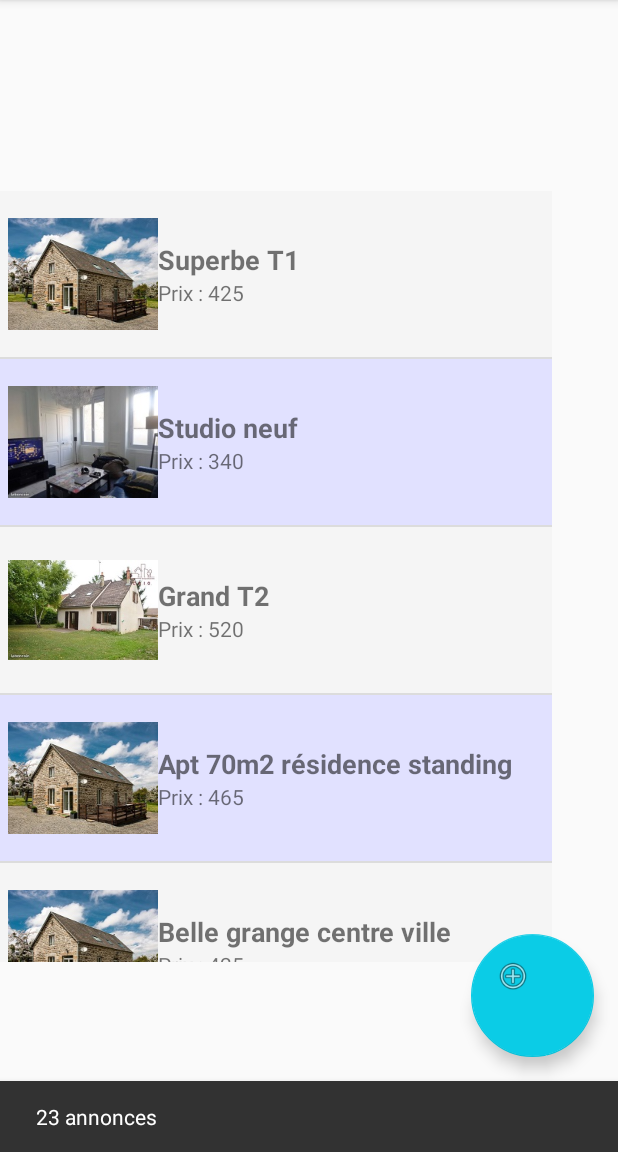
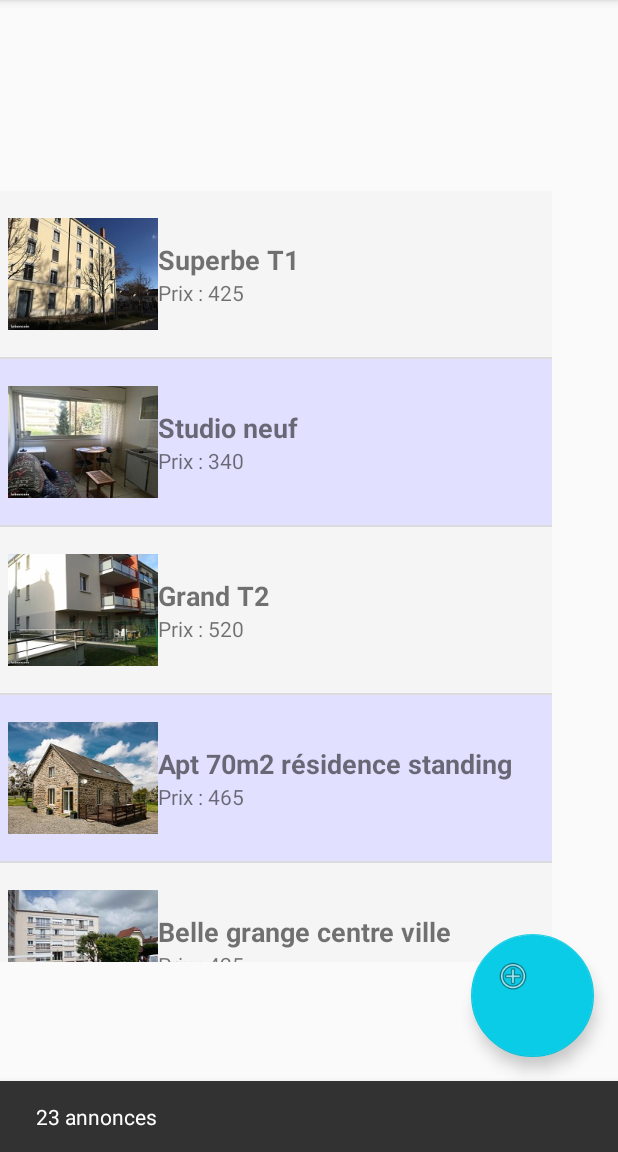
Before and after one commit to BonnefoyC/Projet_if26_android, an Android app: the screen it shows after launch (MainActivity), after a tap on "VALIDER", on a phone screen of 412 x 824 dp, the part 84-1236 px from its top. Run offline under Robolectric (Android 15) with nearby library versions, the phone set to English and light mode, and no system bars.

Commit message:
UPDATE : Affichage des images.

```diff
--- a/app/src/main/java/fr/clbonnefoy1/projet_if26_android/Details.java
+++ b/app/src/main/java/fr/clbonnefoy1/projet_if26_android/Details.java
@@ -70,8 +70,10 @@ public class Details extends AppCompatActivity {
 
         im_logement = (ImageView)findViewById(R.id.im_logement);
 
+        //im_logement.setImageBitmap(BitmapFactory.decodeResource(mContext.getResources(),Logement.getRessourceImageId()));
+
         im_logement.setImageBitmap(BitmapFactory.decodeResource(mContext.getResources(),
-                Logement.getRessourceImageId()));
+                logement_courant.getImage_uri()));
 
         bt_contact = (Button)findViewById(R.id.bt_contact);
         bt_contact.setOnClickListener(new View.OnClickListener() {
--- a/app/src/main/java/fr/clbonnefoy1/projet_if26_android/Logement.java
+++ b/app/src/main/java/fr/clbonnefoy1/projet_if26_android/Logement.java
@@ -141,84 +141,29 @@ public class Logement {
         ArrayList<Logement> liste = new ArrayList<>();
         liste.add(new Logement("Superbe T1", "Beau T1 dans résidence sécurisée.", 425, 1, "Troyes", "26 rue de la fédération", 48.302470, 4.054154, R.drawable.logement1, "1"));
         liste.add(new Logement("Studio neuf", "Studio rénové dans résidence récente avce garage.\nPossibilité de brancher une machine à laver.", 340, 1, "Troyes", "32 avenue de la république", 48.297058, 4.080536, R.drawable.logement2, "2"));
-        liste.add(new Logement("Grand T2", "Particulier loue grand T2 dans résidence sécurisée avec vue sur le quai.\nPlein centre de Troyes et proche de toutes commoditées.", 520, 2, "Troyes", "Quai de Dampierre", 48.300852, 4.074747, R.drawable.logement2, "3"));
-        liste.add(new Logement("Apt 70m2 résidence standing", "A louer appartement T3 rénové, en rez de chaussée surélevé de 70m2, très lumineux, sans vis-à-vis, dans une résidence standing avec gardien.", 465, 2, "Troyes", "26 rue du général leclerc", 48.299146, 4.077627, R.drawable.logement2, "4"));
-        liste.add(new Logement("Belle grange centre ville", "Belle grange d'une surface de 175 m² proche centre ville des Noes près Troyes située rue Alexandre Lecorché.", 425, 1, "Troyes", "rue Alexandre Lecorché", 48.298682, 4.065992, R.drawable.logement2, "5"));
-        liste.add(new Logement("Beau T1 + garage", "Loue appartement T1\nDans résidence de standing\nAvec parking privatif, portail, digicode, et ascenseur.", 425, 1, "Troyes", "42 rue de la cité", 48.299146, 4.077627, R.drawable.logement2, "6"));
-        liste.add(new Logement("Spacieux Studio + garage", "Loue studio spacieux et lumineux à deux pas du centre ville.\nDeux grandes placards.\nCuisine équipée, salle de bain avec sèche serviette, digicode, et WC séparé.", 400, 1, "Troyes", "4 Rue Brunneval", 48.280408, 4.080018, R.drawable.logement2, "7"));
-        liste.add(new Logement("Beau studio", "Studio meublé de 28 m² dans construction neuve, proche centre-ville, proche arrêt de bus.\nCuisine équipée (four, plaque de cuisson, table, chaises, placard penderie\nDisponible toute de suite.", 460, 1, "Troyes", "12 Rue Godard Pillaveine ", 48.278347, 4.078822, R.drawable.logement2, "8"));
-        liste.add(new Logement("Superbe F2 ", "Belle pièce à vivre avec 2 doubles fenêtres, Cuisine ouverte aménagée avec plaques électriques, proche arrêt de bus.\nréfrigérateur, lave-vaisselle, éléments de rangements.\nLibre au 31/01/2018.", 450, 2, "Troyes", "22 rue Georges Clemenceau ", 48.2777806, 4.081190, R.drawable.logement2, "9"));
-        liste.add(new Logement("Parking à louer ", "A louer, place de parking.\nLibre 1er janvier.", 110, 1, "Troyes", "9 Rue des Murots ", 48.278692, 4.082840, R.drawable.logement2, "10"));
-        liste.add(new Logement("Grand Studio ", "Dans un petit immeuble ancien, au premier étage sans ascenseur, grand studio refait à neuf.\n.", 700, 1, "Troyes", "9 Rue Jean Neveu ", 48.280958, 4.077142, R.drawable.logement2, "11"));
-        liste.add(new Logement("Joli et lumineux appartement ", "Ce studio est très lumineux , Cuisine ouverte aménagée avec plaques électriques\nIl se trouve au 7ème étage avec ascenseur dans une résidence sécurisée \nLibre au 31/02/2018.", 750, 2, "Troyes", "4 Rue Sancey ", 48.276937, 4.077549, R.drawable.logement2, "12"));
-        liste.add(new Logement("F1 rénové", "Ce studio est très lumineux , Une chambre, pièce de vie avec grand espace cuisine tout équipé, verrière.\nDeuxième étage. Cave. Libre toute de suite.", 500, 1, "Troyes", "8 Avenue Général de Gaulle ", 48.276741, 4.081819, R.drawable.logement2, "13"));
-        liste.add(new Logement("Studio rénové pour 2 personnes", "Cet appartement est situé au 2ème étage sans ascenseur d’un immeuble du quartier de la Bastille.\nCet appartement de style contemporain a été récemment entièrement rénové\nL’entrée s’ouvre sur un couloir menant à la pièce à vivre\nDisponible toute de suite.", 630, 3, "Troyes", "9 Rue Michel Ange", 48.277304, 4.077106, R.drawable.logement2, "14"));
-        liste.add(new Logement("Beau F4", "Appartement lumineux proche centre-ville, commerces, écoles, troisième étage sans ascenseur.\nEntrée, cuisine indépendante, aménagée et équipée (hotte, four plaque vitro), 2 chambres séparées par salle de bain (baignoire) et WC, séjour, salon. Sol carrelé, volets roulants et fenêtres double vitrage, placards.\nInterphone, cave, local vélos. Libre au 31.12.2017.", 620, 3, "Troyes", "7 Rue Preize ", 48.274764, 4.079449, R.drawable.logement2, "15"));
-        liste.add(new Logement("Joli F2", "Appartement T2 60 m2 lumineux avec cave dans petite copropriété au 1er étage dans quartier calme et agréable.\nEntrée avec placard, cuisine aménagée et équipée (four, plaque cuisson, hotte, frigo, lave-linge).\nParking privatif et ascenseur.", 510, 3, "Saint André", "9 Rue Agenor Cortier", 48.272066, 4.079207, R.drawable.logement2, "24"));
-        liste.add(new Logement("Location garage", "A louer Garage Box de stockage d’environ 14m2.\nIls disposent d'une porte métallique très solide (serrure neuve).\nGarage Bétonné au sol ce qui peut permettre de stocker des meubles ou des affaires.", 200, 1, "Troyes", "5 Rue Edouard Herriot", 48.274415, 4.076462, R.drawable.logement2, "16"));
-        liste.add(new Logement("Maisonnette avec terrace", "Une maisonnette indépendante F1 de 35 m2.\nMeublé ou non à votre choix tout confort.\nRéfrigérateur, lave-vaisselle, éléments de rangements\nUne terrasse privée et place de parking dans cour ferméeLibre au 30/02/2018.", 600, 3, "Troyes", "10 Rue Rocade ", 48.273881, 4.078674, R.drawable.logement2, "13"));
-        liste.add(new Logement("Neuf appartement ", "Belle pièce à vivre avec 2 doubles fenêtres, A LOUER T1 de 25 m2 à Troyes à proximité de L'ESC, de l'école d'infirmiers et des IUT et UTT\nréfrigérateur, lave-vaisselle, éléments de rangements.\nL'IMMEUBLE est sécurisé, propre et calme.", 450, 2, "Troyes", "2 Rue Edouard Herriot ", 48.272665, 4.077363, R.drawable.logement2, "14"));
-        liste.add(new Logement("Beau T2 centre-ville ", "Beau T2 dans copropriété close au 2ème étage avec ascenseur comprenant une superficie de 36 m2.\nChauffage électrique individuel et eau chaude par cumulus.\nLibre le premier février 2018.", 410, 2, "Troyes", "26 Rue de la fédération", 48.273659, 4.076474, R.drawable.logement2, "20"));
-        liste.add(new Logement("Pavillon 4 pièces", "Proche de tous commerces, dans un environnement calme, maison de 74 m² sur sous-sol complet, composé d'une entrée, séjour double, cuisine, 2 chambres, salle de bains, WC, rangements\nCuisine équipée (four, plaque de cuisson, table, chaises.\nDisponible toute de suite.", 800, 4, "Troyes", "13 Rue Baltet ", 48.273333, 4.073667, R.drawable.logement2, "15"));
+        liste.add(new Logement("Grand T2", "Particulier loue grand T2 dans résidence sécurisée avec vue sur le quai.\nPlein centre de Troyes et proche de toutes commoditées.", 520, 2, "Troyes", "Quai de Dampierre", 48.300852, 4.074747, R.drawable.logement3, "3"));
+        liste.add(new Logement("Apt 70m2 résidence standing", "A louer appartement T3 rénové, en rez de chaussée surélevé de 70m2, très lumineux, sans vis-à-vis, dans une résidence standing avec gardien.", 465, 2, "Troyes", "26 rue du général leclerc", 48.299146, 4.077627, R.drawable.logement4, "4"));
+        liste.add(new Logement("Belle grange centre ville", "Belle grange d'une surface de 175 m² proche centre ville des Noes près Troyes située rue Alexandre Lecorché.", 425, 1, "Troyes", "rue Alexandre Lecorché", 48.298682, 4.065992, R.drawable.logement5, "5"));
+        liste.add(new Logement("Beau T1 + garage", "Loue appartement T1\nDans résidence de standing\nAvec parking privatif, portail, digicode, et ascenseur.", 425, 1, "Troyes", "42 rue de la cité", 48.299146, 4.077627, R.drawable.logement6, "6"));
+        liste.add(new Logement("Spacieux Studio + garage", "Loue studio spacieux et lumineux à deux pas du centre ville.\nDeux grandes placards.\nCuisine équipée, salle de bain avec sèche serviette, digicode, et WC séparé.", 400, 1, "Troyes", "4 Rue Brunneval", 48.280408, 4.080018, R.drawable.logement7, "7"));
+        liste.add(new Logement("Beau studio", "Studio meublé de 28 m² dans construction neuve, proche centre-ville, proche arrêt de bus.\nCuisine équipée (four, plaque de cuisson, table, chaises, placard penderie\nDisponible toute de suite.", 460, 1, "Troyes", "12 Rue Godard Pillaveine ", 48.278347, 4.078822, R.drawable.logement8, "8"));
+        liste.add(new Logement("Superbe F2 ", "Belle pièce à vivre avec 2 doubles fenêtres, Cuisine ouverte aménagée avec plaques électriques, proche arrêt de bus.\nréfrigérateur, lave-vaisselle, éléments de rangements.\nLibre au 31/01/2018.", 450, 2, "Troyes", "22 rue Georges Clemenceau ", 48.2777806, 4.081190, R.drawable.logement9, "9"));
+        liste.add(new Logement("Parking à louer ", "A louer, place de parking.\nLibre 1er janvier.", 110, 1, "Troyes", "9 Rue des Murots ", 48.278692, 4.082840, R.drawable.logement10, "10"));
+        liste.add(new Logement("Grand Studio ", "Dans un petit immeuble ancien, au premier étage sans ascenseur, grand studio refait à neuf.\n.", 700, 1, "Troyes", "9 Rue Jean Neveu ", 48.280958, 4.077142, R.drawable.logement11, "11"));
+        liste.add(new Logement("Joli et lumineux appartement ", "Ce studio est très lumineux , Cuisine ouverte aménagée avec plaques électriques\nIl se trouve au 7ème étage avec ascenseur dans une résidence sécurisée \nLibre au 31/02/2018.", 750, 2, "Troyes", "4 Rue Sancey ", 48.276937, 4.077549, R.drawable.logement12, "12"));
+        liste.add(new Logement("F1 rénové", "Ce studio est très lumineux , Une chambre, pièce de vie avec grand espace cuisine tout équipé, verrière.\nDeuxième étage. Cave. Libre toute de suite.", 500, 1, "Troyes", "8 Avenue Général de Gaulle ", 48.276741, 4.081819, R.drawable.logement13, "13"));
+        liste.add(new Logement("Studio rénové pour 2 personnes", "Cet appartement est situé au 2ème étage sans ascenseur d’un immeuble du quartier de la Bastille.\nCet appartement de style contemporain a été récemment entièrement rénové\nL’entrée s’ouvre sur un couloir menant à la pièce à vivre\nDisponible toute de suite.", 630, 3, "Troyes", "9 Rue Michel Ange", 48.277304, 4.077106, R.drawable.logement14, "14"));
+        liste.add(new Logement("Beau F4", "Appartement lumineux proche centre-ville, commerces, écoles, troisième étage sans ascenseur.\nEntrée, cuisine indépendante, aménagée et équipée (hotte, four plaque vitro), 2 chambres séparées par salle de bain (baignoire) et WC, séjour, salon. Sol carrelé, volets roulants et fenêtres double vitrage, placards.\nInterphone, cave, local vélos. Libre au 31.12.2017.", 620, 3, "Troyes", "7 Rue Preize ", 48.274764, 4.079449, R.drawable.logement15, "15"));
+        liste.add(new Logement("Joli F2", "Appartement T2 60 m2 lumineux avec cave dans petite copropriété au 1er étage dans quartier calme et agréable.\nEntrée avec placard, cuisine aménagée et équipée (four, plaque cuisson, hotte, frigo, lave-linge).\nParking privatif et ascenseur.", 510, 3, "Saint André", "9 Rue Agenor Cortier", 48.272066, 4.079207, R.drawable.logement16, "24"));
+        liste.add(new Logement("Location garage", "A louer Garage Box de stockage d’environ 14m2.\nIls disposent d'une porte métallique très solide (serrure neuve).\nGarage Bétonné au sol ce qui peut permettre de stocker des meubles ou des affaires.", 200, 1, "Troyes", "5 Rue Edouard Herriot", 48.274415, 4.076462, R.drawable.logement17, "16"));
+        liste.add(new Logement("Maisonnette avec terrace", "Une maisonnette indépendante F1 de 35 m2.\nMeublé ou non à votre choix tout confort.\nRéfrigérateur, lave-vaisselle, éléments de rangements\nUne terrasse privée et place de parking dans cour ferméeLibre au 30/02/2018.", 600, 3, "Troyes", "10 Rue Rocade ", 48.273881, 4.078674, R.drawable.logement18, "13"));
+        liste.add(new Logement("Neuf appartement ", "Belle pièce à vivre avec 2 doubles fenêtres, A LOUER T1 de 25 m2 à Troyes à proximité de L'ESC, de l'école d'infirmiers et des IUT et UTT\nréfrigérateur, lave-vaisselle, éléments de rangements.\nL'IMMEUBLE est sécurisé, propre et calme.", 450, 2, "Troyes", "2 Rue Edouard Herriot ", 48.272665, 4.077363, R.drawable.logement19, "14"));
+        liste.add(new Logement("Beau T2 centre-ville ", "Beau T2 dans copropriété close au 2ème étage avec ascenseur comprenant une superficie de 36 m2.\nChauffage électrique individuel et eau chaude par cumulus.\nLibre le premier février 2018.", 410, 2, "Troyes", "26 Rue de la fédération", 48.273659, 4.076474, R.drawable.logement20, "20"));
+        liste.add(new Logement("Pavillon 4 pièces", "Proche de tous commerces, dans un environnement calme, maison de 74 m² sur sous-sol complet, composé d'une entrée, séjour double, cuisine, 2 chambres, salle de bains, WC, rangements\nCuisine équipée (four, plaque de cuisson, table, chaises.\nDisponible toute de suite.", 800, 4, "Troyes", "13 Rue Baltet ", 48.273333, 4.073667, R.drawable.logement21, "15"));
         liste.add(new Logement("Appartement T2", "Appartement refais à neuf\n" + "Cuisine équipée.\n, proche centre-ville, proche arrêt de bus.\nDisponible toute de suite.", 380, 2, "Troyes", "11 Rue Nicolas Siret ", 48.273440, 4.078541, R.drawable.logement2, "11"));
-        liste.add(new Logement("Agréable Studio", "À louer un joli T1 dans la commune de Saint André les Vergers , Il est composé d'une entrée donnant sur une salle d'eau, un WC séparé et menant vers la pièces principale à vivre avec kitchenette.", 390, 3, "Saint André", "5 Rue de la Paix", 48.277789, 4.077682, R.drawable.logement2, "10"));
+        liste.add(new Logement("Agréable Studio", "À louer un joli T1 dans la commune de Saint André les Vergers , Il est composé d'une entrée donnant sur une salle d'eau, un WC séparé et menant vers la pièces principale à vivre avec kitchenette.", 390, 3, "Saint André", "5 Rue de la Paix", 48.277789, 4.077682, R.drawable.logement22, "10"));
 
         return liste;
 
     }
-
-    public static int getRessourceImageId() {
-
-        int n = Logement.r.nextInt(24);
-
-        Log.i("alea", String.format("%d",n));
-
-        switch(n) {
-            case 1 :
-                return R.drawable.logement1;
-            case 2 :
-                return R.drawable.logement2;
-            case 3 :
-                return R.drawable.logement3;
-            case 4 :
-                return R.drawable.logement4;
-            case 5 :
-                return R.drawable.logement5;
-            case 6 :
-                return R.drawable.logement6;
-            case 7 :
-                return R.drawable.logement7;
-            case 8 :
-                return R.drawable.logement8;
-            case 9 :
-                return R.drawable.logement9;
-            case 10 :
-                return R.drawable.logement10;
-            case 11 :
-                return R.drawable.logement11;
-            case 12 :
-                return R.drawable.logement12;
-            case 13 :
-                return R.drawable.logement13;
-            case 14 :
-                return R.drawable.logement14;
-            case 15 :
-                return R.drawable.logement15;
-            case 16 :
-                return R.drawable.logement16;
-            case 17 :
-                return R.drawable.logement17;
-            case 18 :
-                return R.drawable.logement18;
-            case 19 :
-                return R.drawable.logement19;
-            case 20 :
-                return R.drawable.logement20;
-            case 21 :
-                return R.drawable.logement21;
-            default:
-                return R.drawable.logement22;
-        }
-    }
-
 }
--- a/app/src/main/java/fr/clbonnefoy1/projet_if26_android/LogementsAdapter.java
+++ b/app/src/main/java/fr/clbonnefoy1/projet_if26_android/LogementsAdapter.java
@@ -72,7 +72,9 @@ public class LogementsAdapter extends ArrayAdapter<Logement>{
 
         Logement logement = logements.get(position);
 
-        holder.im_logement.setImageBitmap(BitmapFactory.decodeResource(context.getResources(), Logement.getRessourceImageId()));
+        //holder.im_logement.setImageBitmap(BitmapFactory.decodeResource(context.getResources(), Logement.getRessourceImageId()));
+
+        holder.im_logement.setImageBitmap(BitmapFactory.decodeResource(context.getResources(), logement.getImage_uri()));
 
         holder.tv_label_logement.setText(String.format("%s", logement.getLabel()));
 
--- a/app/src/main/java/fr/clbonnefoy1/projet_if26_android/MainActivity.java
+++ b/app/src/main/java/fr/clbonnefoy1/projet_if26_android/MainActivity.java
@@ -62,18 +62,7 @@ public class MainActivity extends AppCompatActivity
         navigationView.setNavigationItemSelectedListener(this);
 
        ModulePersistance mp = new ModulePersistance(this);
-/*
-        ArrayList<Proprietaire> liste_p = Proprietaire.getInitialProprietaires();
-        for (Proprietaire p : liste_p) {
-            mp.addProprietaire(p);
-        }
 
-        ArrayList<Logement> liste = Logement.getInitialLogements();
-
-        for (Logement l: liste) {
-            mp.addLogement(l);
-        }
-*/
         lv_logements = (ListView) findViewById(R.id.lv_logements);
 
         logements = mp.getAllLogements();
--- a/app/src/main/java/fr/clbonnefoy1/projet_if26_android/ModifierMdp.java
+++ b/app/src/main/java/fr/clbonnefoy1/projet_if26_android/ModifierMdp.java
@@ -80,6 +80,9 @@ public class ModifierMdp extends AppCompatActivity {
             public void onClick(View v) {
                 String num_temp = et_num_temp.getText().toString();
                 if ( code == Integer.parseInt(num_temp)){
+
+                    //TODO Modification du mot de passe
+
                     LinearLayout mRootView = (LinearLayout) findViewById(R.id.LinearLayout);
                     Snackbar.make(mRootView,"Le mot de passe est modifié", Snackbar.LENGTH_LONG)
                             .setAction("Action", null).show();
--- a/app/src/main/res/layout/activity_modifier_mdp.xml
+++ b/app/src/main/res/layout/activity_modifier_mdp.xml
@@ -80,7 +80,7 @@
                 android:id="@+id/tv_indications"
                 android:layout_width="match_parent"
                 android:layout_height="wrap_content"
-                android:text="Entrez le numéro à quatre chiffres qui vous a été envoyé à l'adresse suivante : blbl@utt.fr." />
+                android:text="Entrez le numéro à quatre chiffres qui vous a été envoyé au numéro suivant : 0647798507." />
 
             <EditText
                 android:id="@+id/et_num_temp"
@@ -104,14 +104,14 @@
                 android:id="@+id/textView27"
                 android:layout_width="match_parent"
                 android:layout_height="wrap_content"
-                android:text="Si vous n'avez pas reçu de mail, vous pouvez le renvoyer en utilisant le bouton suivant." />
+                android:text="Si vous n'avez pas reçu de SMS, vous pouvez le renvoyer en utilisant le bouton suivant." />
 
             <Button
                 android:id="@+id/bt_mail"
                 android:layout_width="match_parent"
                 android:layout_height="wrap_content"
                 android:backgroundTint="@color/colorPrimaryDark"
-                android:text="Renvoyer le mail !"
+                android:text="Renvoyer le SMS !"
                 android:textAlignment="center"
                 android:textAllCaps="false"
                 android:textColor="@android:color/background_light" />
```
